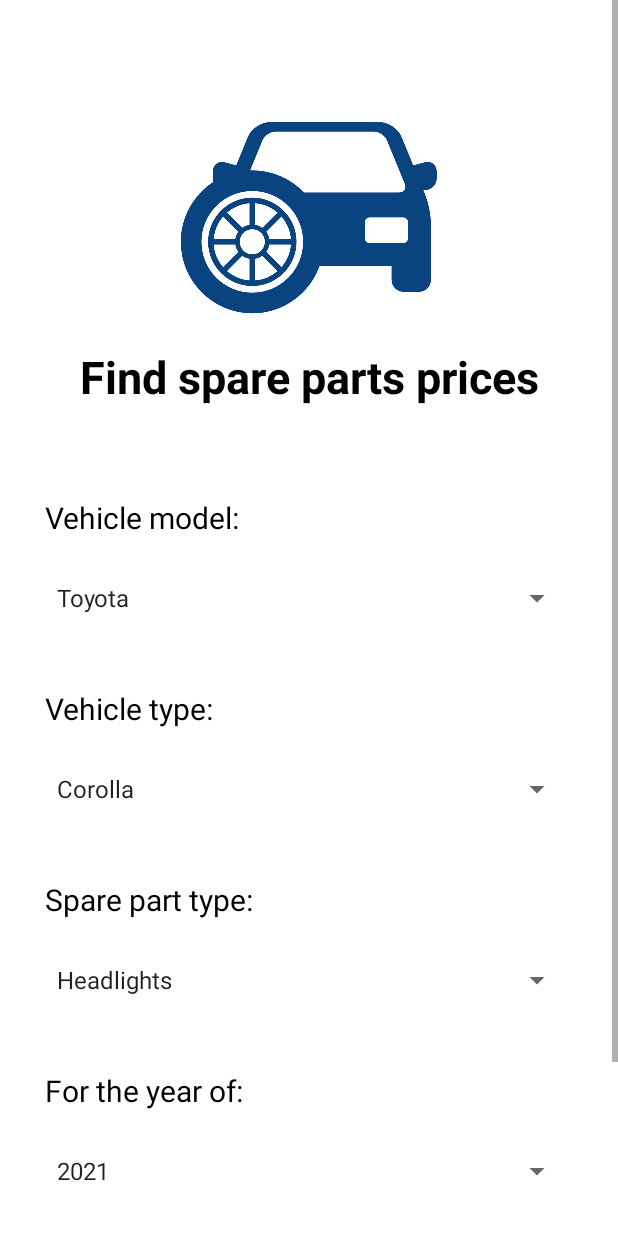
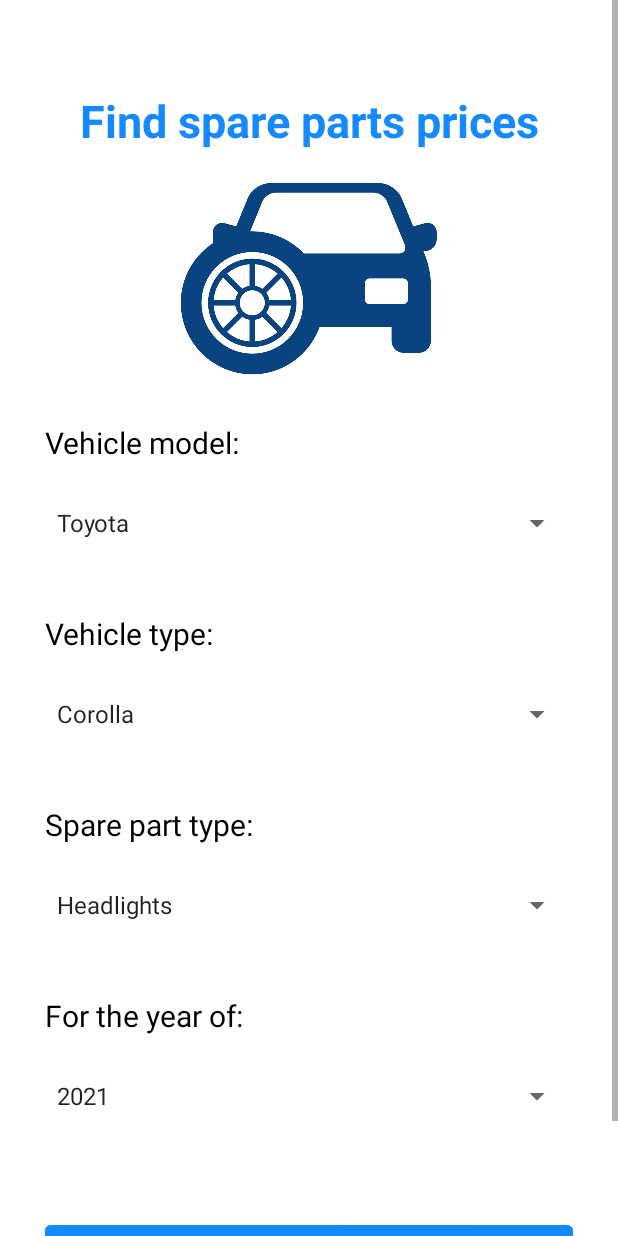
Before and after one commit to AnupamaBalasooriya98/SparePartsPricePredictionApp, an Android app: the SparePartsMainActivity screen opened directly, with no data from a screen before it, on a phone screen of 412 x 824 dp. Run offline under Robolectric (Android 15) with nearby library versions, the phone set to English and light mode, and no system bars.

Commit message:
Edit topic colors

```diff
--- a/app/src/main/res/layout/activity_display_price.xml
+++ b/app/src/main/res/layout/activity_display_price.xml
@@ -31,7 +31,8 @@
                 android:id="@+id/txt_spare_part_name"
                 android:textSize="30dp"
                 android:textStyle="bold"
-                android:textColor="@color/black"
+                android:textColor="#1589FF"
+                android:gravity="center"
                 android:textAlignment="center"
                 android:layout_width="match_parent"
                 android:layout_height="wrap_content"
--- a/app/src/main/res/layout/activity_spare_parts_main.xml
+++ b/app/src/main/res/layout/activity_spare_parts_main.xml
@@ -18,14 +18,6 @@
             android:layout_width="match_parent"
             android:layout_height="wrap_content">
 
-            <ImageView
-                android:id="@+id/imageView"
-                android:layout_width="wrap_content"
-                android:layout_height="wrap_content"
-                app:srcCompat="@drawable/parts_img"
-                android:layout_centerHorizontal="true">
-            </ImageView>
-
             <!-- Topic -->
             <TextView
                 android:id="@+id/txt_topic"
@@ -33,17 +25,26 @@
                 android:textSize="30dp"
                 android:textStyle="bold"
                 android:textAlignment="center"
-                android:textColor="@color/black"
+                android:textColor="#1589FF"
+                android:gravity="center"
                 android:layout_width="match_parent"
+                android:layout_height="wrap_content">
+            </TextView>
+
+            <ImageView
+                android:id="@+id/imageView"
+                android:layout_width="wrap_content"
                 android:layout_height="wrap_content"
-                android:layout_below="@id/imageView">
-            </TextView>
+                app:srcCompat="@drawable/parts_img"
+                android:layout_centerHorizontal="true"
+                android:layout_below="@id/txt_topic">
+            </ImageView>
 
             <!-- Vehicle model input -->
             <TextView
                 android:id="@+id/txt_vehicle_model"
-                android:layout_marginTop="60dp"
-                android:layout_below="@+id/txt_topic"
+                android:layout_marginTop="10dp"
+                android:layout_below="@+id/imageView"
                 android:text="Vehicle model:"
                 android:textSize="20dp"
                 android:layout_width="wrap_content"
```
